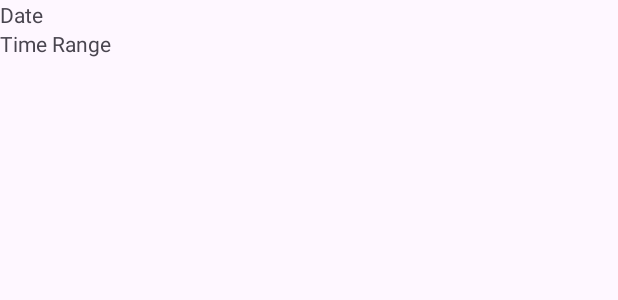
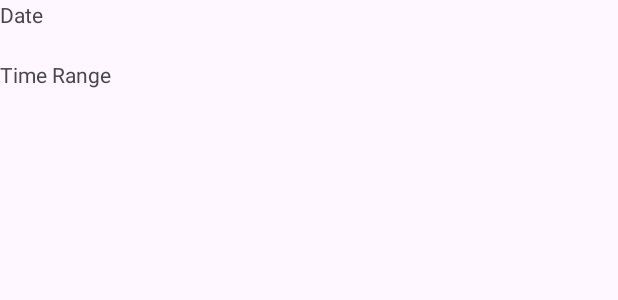
Before and after one commit to uOttawaSEGA2023/project-group-13, an Android app built with Jetpack Compose: the layout item_shift.xml on its own in the app's theme, with its tools: preview values and no code run, on a phone screen of 412 x 824 dp. Shown: the top 300 px of the screen. Run offline under Robolectric (Android 15) with nearby library versions, the phone set to English and light mode, and no system bars.

```diff
--- a/app/src/main/res/layout/item_shift.xml
+++ b/app/src/main/res/layout/item_shift.xml
@@ -102,16 +102,16 @@ android:layout_width="match_parent"
 android:layout_height="wrap_content"
 android:orientation="vertical">
 
-<TextView
-    android:id="@+id/dateTextView"
-    android:layout_width="wrap_content"
-    android:layout_height="wrap_content"
-    android:text="Date"/>
+    <TextView
+        android:id="@+id/dateTextView"
+        android:layout_width="124dp"
+        android:layout_height="40dp"
+        android:text="Date" />
 
-<TextView
-    android:id="@+id/timeTextView"
-    android:layout_width="wrap_content"
-    android:layout_height="wrap_content"
-    android:text="Time Range"/>
+    <TextView
+        android:id="@+id/timeTextView"
+        android:layout_width="160dp"
+        android:layout_height="49dp"
+        android:text="Time Range" />
 
 </LinearLayout>
```
Also changed, not shown: app/src/main/java/com/uottawa/eecs/SEGDeliverable2/DoctorShiftsActivity.java (+16 -10 lines), app/src/main/java/com/uottawa/eecs/SEGDeliverable2/Shift.java (+10 -0 lines), app/src/main/java/com/uottawa/eecs/SEGDeliverable2/ShiftAdapter.java (+20 -1 lines).
